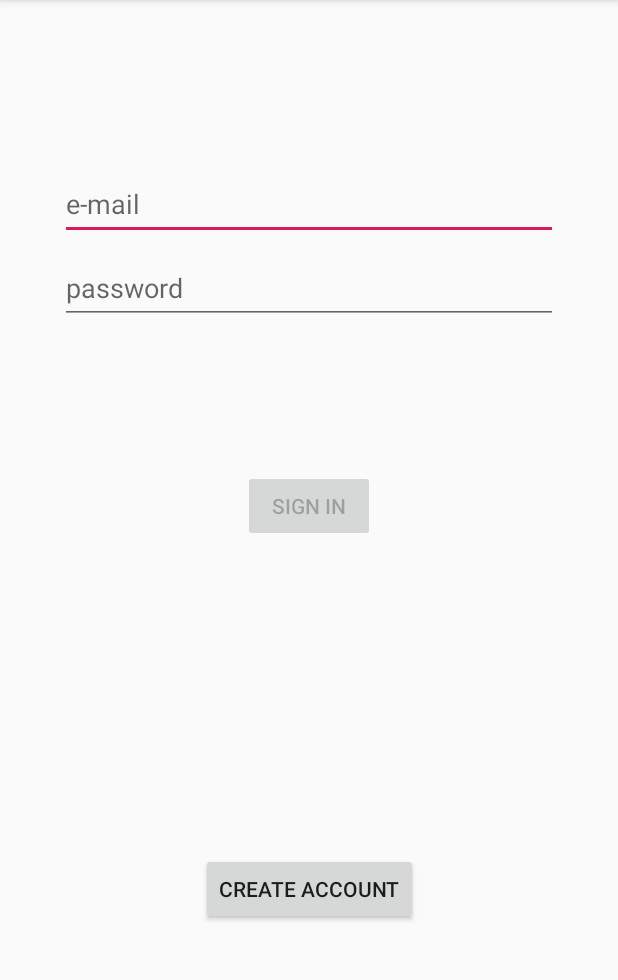
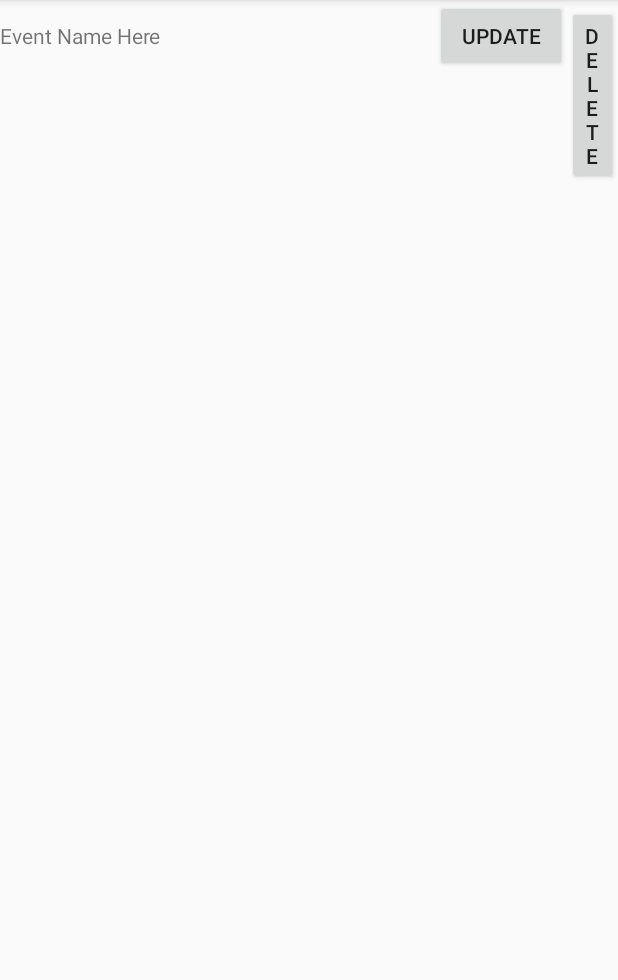
Before and after one commit to gray1273/ComeMeetMe, an Android app: the screen it shows after launch (MainActivity), on a phone screen of 412 x 824 dp, the part 84-1064 px from its top. Run offline under Robolectric (Android 15) with nearby library versions, the phone set to English and light mode, and no system bars; our stand-ins replace Firebase (no records; nobody signed in at launch, a user with empty details on screens opened directly).

Commit message:
Created EventListFragment to display an event with its update and delete buttons.

```diff
--- /dev/null
+++ b/app/src/main/java/com/example/comemeetme/EventListFragment.java
@@ -0,0 +1,87 @@
+package com.example.comemeetme;
+
+import android.os.Bundle;
+
+import androidx.fragment.app.Fragment;
+
+import android.view.LayoutInflater;
+import android.view.View;
+import android.view.ViewGroup;
+import android.widget.Button;
+import android.widget.TextView;
+
+/**
+ * A simple {@link Fragment} subclass.
+ * Use the {@link EventListFragment#newInstance} factory method to
+ * create an instance of this fragment.
+ */
+public class EventListFragment extends Fragment {
+
+    // TODO: Rename parameter arguments, choose names that match
+    // the fragment initialization parameters, e.g. ARG_ITEM_NUMBER
+    private static final String ARG_PARAM1 = "param1";
+    private static final String ARG_PARAM2 = "param2";
+
+    // TODO: Rename and change types of parameters
+    private String mParam1;
+    private String mParam2;
+
+    public EventListFragment() {
+        // Required empty public constructor
+    }
+
+    /**
+     * Use this factory method to create a new instance of
+     * this fragment using the provided parameters.
+     *
+     * @param param1 Parameter 1.
+     * @param param2 Parameter 2.
+     * @return A new instance of fragment EventListFragment.
+     */
+    // TODO: Rename and change types and number of parameters
+    public static EventListFragment newInstance(String param1, String param2) {
+        EventListFragment fragment = new EventListFragment();
+        Bundle args = new Bundle();
+        args.putString(ARG_PARAM1, param1);
+        args.putString(ARG_PARAM2, param2);
+        fragment.setArguments(args);
+        return fragment;
+    }
+
+    @Override
+    public void onCreate(Bundle savedInstanceState) {
+        super.onCreate(savedInstanceState);
+        if (getArguments() != null) {
+            mParam1 = getArguments().getString(ARG_PARAM1);
+            mParam2 = getArguments().getString(ARG_PARAM2);
+        }
+    }
+
+    @Override
+    public View onCreateView(LayoutInflater inflater, ViewGroup container,
+                             Bundle savedInstanceState) {
+        View view = inflater.inflate(R.layout.fragment_event_list, container, false);
+        TextView eventName = (TextView) view.findViewById(R.id.eventName);
+        eventName.setText("Event Name Here");
+        Button updateButton = (Button) view.findViewById(R.id.updateButton);
+        updateButton.setOnClickListener(new View.OnClickListener() {
+            @Override
+            public void onClick(View view) {
+
+            }
+        });
+        updateButton.setText("Update");
+        Button deleteButton = (Button) view.findViewById(R.id.deleteButton);
+        deleteButton.setOnClickListener(new View.OnClickListener(){
+            @Override
+            public void onClick(View view) {
+
+            }
+        });
+        deleteButton.setText("Delete");
+
+
+        // Inflate the layout for this fragment
+        return view;
+    }
+}
--- a/app/src/main/java/com/example/comemeetme/MainActivity.java
+++ b/app/src/main/java/com/example/comemeetme/MainActivity.java
@@ -19,7 +19,7 @@ public class MainActivity extends AppCompatActivity {
         if(user == null) {
             getSupportFragmentManager().beginTransaction()
                     .setReorderingAllowed(true)
-                    .add(R.id.fragment_container_view, LoginFragment.class, null)
+                    .add(R.id.fragment_container_view, EventListFragment.class, null)
                     .commit();
         }else{
 
--- /dev/null
+++ b/app/src/main/res/layout/fragment_event_list.xml
@@ -0,0 +1,35 @@
+<?xml version="1.0" encoding="utf-8"?>
+<FrameLayout xmlns:android="http://schemas.android.com/apk/res/android"
+    xmlns:tools="http://schemas.android.com/tools"
+    android:layout_width="match_parent"
+    android:layout_height="match_parent"
+    tools:context=".EventListFragment">
+
+    <!-- TODO: Update blank fragment layout -->
+
+    <LinearLayout
+        android:layout_width="match_parent"
+        android:layout_height="match_parent"
+        android:orientation="horizontal">
+
+        <TextView
+            android:id="@+id/eventName"
+            android:layout_width="290dp"
+            android:layout_height="82dp"
+            android:text="@string/hello_blank_fragment" />
+
+        <Button
+            android:id="@+id/updateButton"
+            android:layout_width="wrap_content"
+            android:layout_height="wrap_content"
+            android:text="@string/hello_blank_fragment" />
+
+        <Button
+            android:id="@+id/deleteButton"
+            android:layout_width="wrap_content"
+            android:layout_height="wrap_content"
+            android:layout_weight="1"
+            android:text="@string/hello_blank_fragment" />
+    </LinearLayout>
+
+</FrameLayout>
```
